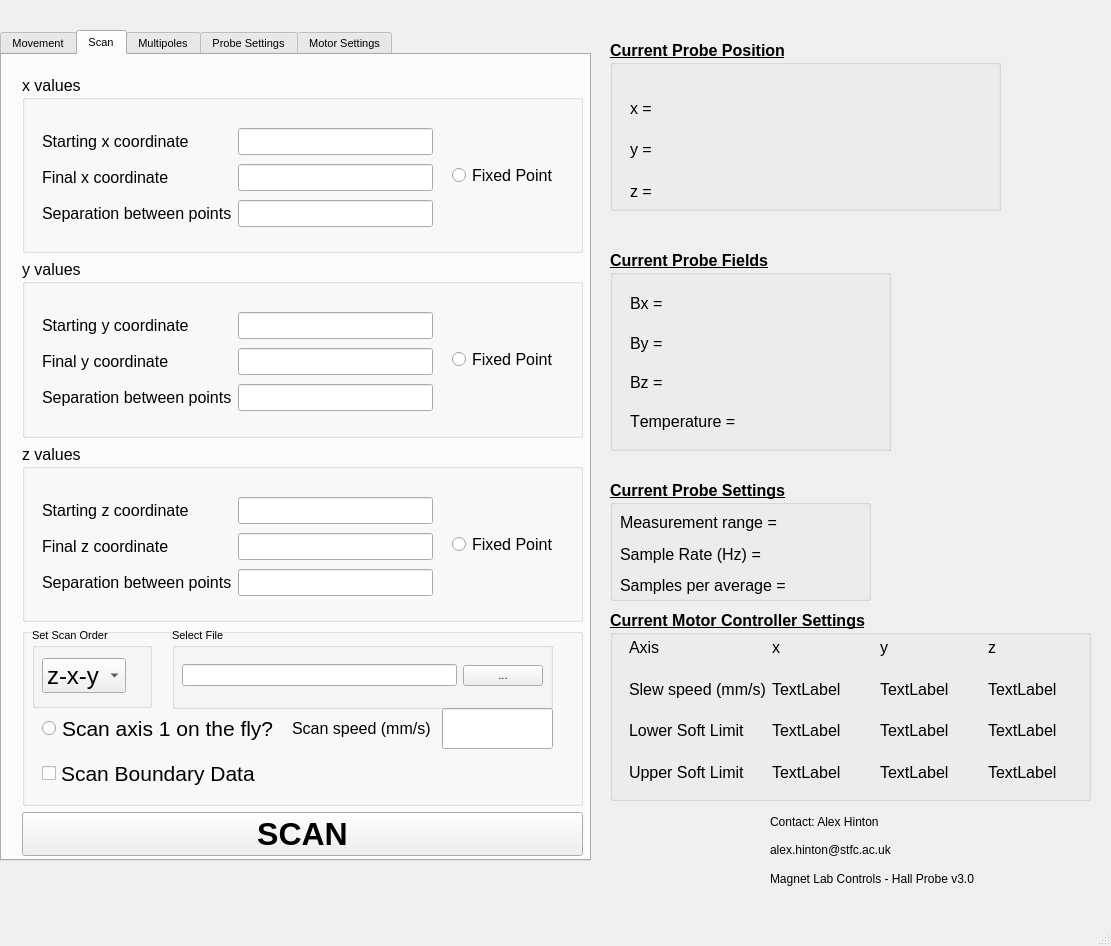
Above: HP_bench_GUI.ui from ahinton72/Magnet-Lab-Hall-Probe-Bench-Controls before the change. Below: the same form after it.
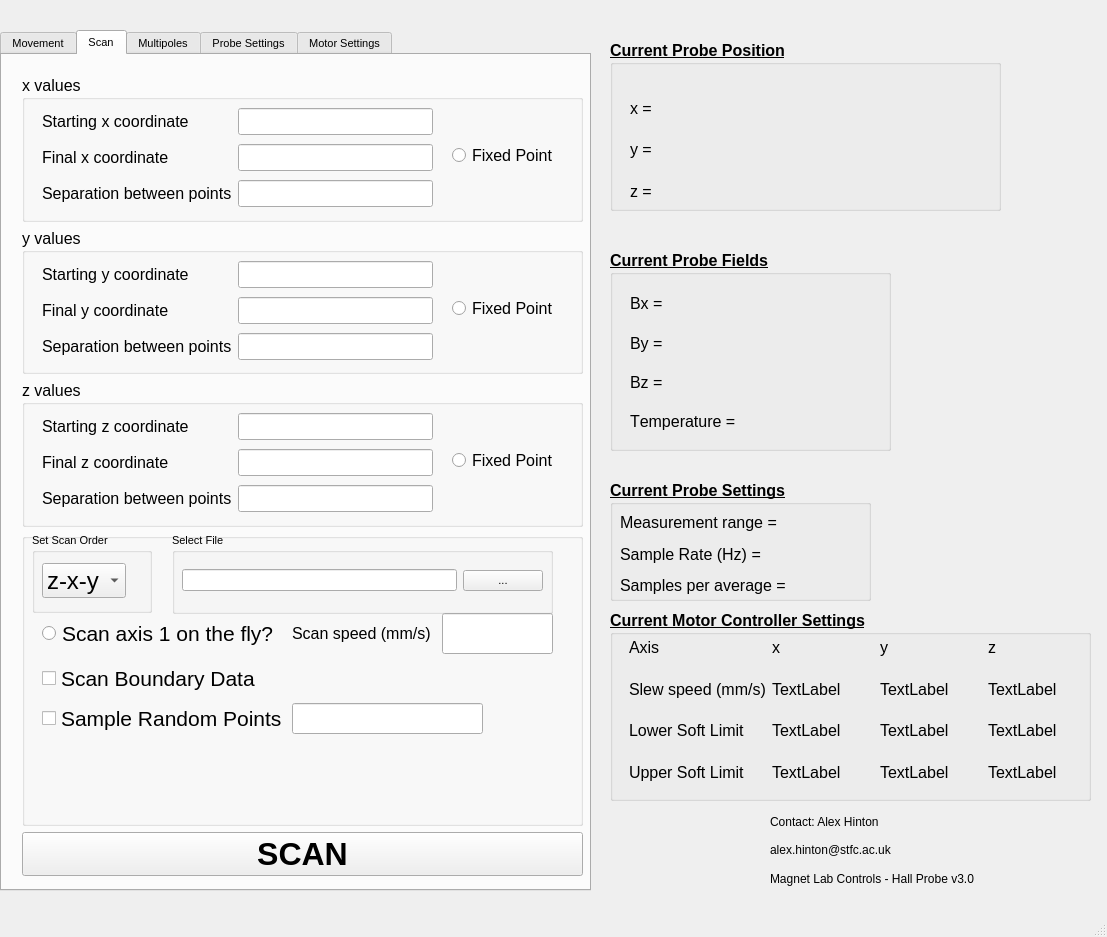
That is the form after the change. The open tabs and pages were chosen to show the change. Icons and pictures are not drawn.

Commit message: Added function for scanning random sample of points

```diff
--- a/HP_bench_GUI.ui
+++ b/HP_bench_GUI.ui
@@ -6,8 +6,8 @@
    <rect>
     <x>0</x>
     <y>0</y>
-    <width>1111</width>
-    <height>946</height>
+    <width>1107</width>
+    <height>937</height>
    </rect>
   </property>
   <property name="windowTitle">
@@ -24,7 +24,7 @@
       <x>0</x>
       <y>30</y>
       <width>591</width>
-      <height>831</height>
+      <height>861</height>
      </rect>
     </property>
     <property name="font">
@@ -472,10 +472,10 @@
         <x>20</x>
         <y>20</y>
         <width>561</width>
-        <height>781</height>
+        <height>801</height>
        </rect>
       </property>
-      <layout class="QGridLayout" name="gridLayout_5">
+      <layout class="QGridLayout" name="gridLayout_5" rowstretch="1,1,1,2,0">
        <item row="1" column="0">
         <widget class="QGroupBox" name="groupBox_15">
          <property name="font">
@@ -490,7 +490,7 @@
           <property name="geometry">
            <rect>
             <x>20</x>
-            <y>50</y>
+            <y>30</y>
             <width>391</width>
             <height>106</height>
            </rect>
@@ -544,7 +544,7 @@
           <property name="geometry">
            <rect>
             <x>430</x>
-            <y>80</y>
+            <y>60</y>
             <width>151</width>
             <height>41</height>
            </rect>
@@ -572,7 +572,7 @@
           <property name="geometry">
            <rect>
             <x>20</x>
-            <y>50</y>
+            <y>30</y>
             <width>391</width>
             <height>106</height>
            </rect>
@@ -626,7 +626,7 @@
           <property name="geometry">
            <rect>
             <x>430</x>
-            <y>80</y>
+            <y>60</y>
             <width>151</width>
             <height>41</height>
            </rect>
@@ -821,6 +821,40 @@
            <string>Scan Boundary Data</string>
           </property>
          </widget>
+         <widget class="QLineEdit" name="random_sample_Edit">
+          <property name="geometry">
+           <rect>
+            <x>270</x>
+            <y>170</y>
+            <width>191</width>
+            <height>31</height>
+           </rect>
+          </property>
+          <property name="toolTip">
+           <string>Number of random points to sample within measurement volume</string>
+          </property>
+         </widget>
+         <widget class="QCheckBox" name="random_points_checkBox">
+          <property name="geometry">
+           <rect>
+            <x>20</x>
+            <y>170</y>
+            <width>241</width>
+            <height>31</height>
+           </rect>
+          </property>
+          <property name="font">
+           <font>
+            <pointsize>16</pointsize>
+           </font>
+          </property>
+          <property name="toolTip">
+           <string>Sample random points within one step size of measurement volume</string>
+          </property>
+          <property name="text">
+           <string>Sample Random Points</string>
+          </property>
+         </widget>
         </widget>
        </item>
        <item row="0" column="0">
@@ -837,7 +871,7 @@
           <property name="geometry">
            <rect>
             <x>20</x>
-            <y>50</y>
+            <y>30</y>
             <width>391</width>
             <height>106</height>
            </rect>
@@ -891,7 +925,7 @@
           <property name="geometry">
            <rect>
             <x>430</x>
-            <y>80</y>
+            <y>60</y>
             <width>151</width>
             <height>41</height>
            </rect>
```
Left out of the diff: 23 changed lines with no effect on the pictures. The commit also changes 4 other files.
